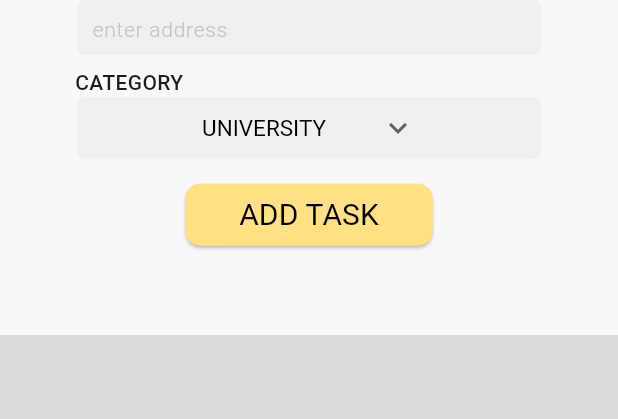
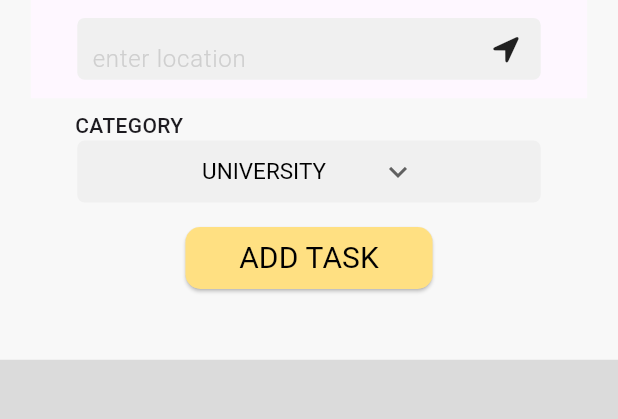
Before and after one commit to tri27pham/dissertation, a Flutter app: the AddTaskPopUp widget shown alone on an empty page, opened directly, on a phone screen of 412 x 824 dp, the part 592-1011 px from its top. Run offline on Flutter 3.47's test engine with Material 3 defaults, Android fonts, the phone set to English and light mode, and no system bars; drawn by our look-alikes of flutter_advanced_switch; our stand-ins replace geocoding; missing offline and left inert: dart:ffi.

Commit message:
adding tasks almost done

```diff
--- a/task_allocation_app/lib/addTaskPopUp.dart
+++ b/task_allocation_app/lib/addTaskPopUp.dart
@@ -2,6 +2,15 @@ import 'package:flutter/cupertino.dart';
 import 'package:flutter/material.dart';
 import 'package:flutter_advanced_switch/flutter_advanced_switch.dart';
 import 'task.dart';
+import 'locationSearch.dart';
+import 'dart:convert';
+import 'dart:ffi';
+
+import 'package:flutter/material.dart';
+import 'package:geocoding/geocoding.dart';
+import 'package:http/http.dart' as http;
+import 'package:uuid/data.dart';
+import 'package:uuid/uuid.dart';
 
 class AddTaskPopUp extends StatefulWidget {
   const AddTaskPopUp({super.key});
@@ -70,13 +79,68 @@ class _AddTaskPopUpState extends State<AddTaskPopUp> {
         _selectedMinutes,
         _priority,
         [],
-        _addressLine1FieldController.text,
-        // _cityFieldController.text,
-        // _areaNameFieldController.text,
-        // _areaCodeFieldController.text,
+        _locationController.text,
+        longitude,
+        latitude,
         _categoryValue,
         categories[_categoryValue]);
     return newTask;
+  }
+
+  final TextEditingController _locationController = TextEditingController();
+
+  String latitude = "";
+  String longitude = "";
+
+  String sessionToken = '89025';
+
+  var uuid = Uuid();
+
+  List<dynamic> places = [];
+
+  void makeSuggestion(String input) async {
+    String apiKey = 'AIzaSyBaLZBGSMsZppfhtF8lu0IGvJ7Wpfg5294';
+    String url = 'https://maps.googleapis.com/maps/api/place/autocomplete/json';
+    String request = '$url?input=$input&key=$apiKey&sessiontoken=$sessionToken';
+
+    var response = await http.get(Uri.parse(request));
+
+    var responseData = response.body.toString();
+
+    print("test");
+    print(responseData);
+    print("test");
+
+    if (response.statusCode == 200) {
+      setState(() {
+        places = jsonDecode(responseData)['predictions'];
+      });
+    } else {
+      throw Exception('FAILED');
+    }
+  }
+
+  void onModify() {
+    if (_locationController.text.isEmpty) {
+      setState(() {
+        places.clear(); // Empty the places list
+      });
+      return; // Exit the method early if the controller is empty
+    }
+    if (sessionToken == null) {
+      setState(() {
+        sessionToken = uuid.v4();
+      });
+    }
+    makeSuggestion(_locationController.text);
+  }
+
+  @override
+  void initState() {
+    super.initState();
+    _locationController.addListener(() {
+      onModify();
+    });
   }
 
   @override
@@ -84,10 +148,13 @@ class _AddTaskPopUpState extends State<AddTaskPopUp> {
     return GestureDetector(
       onTap: () {
         FocusScope.of(context).unfocus(); // Remove focus from any text fields
+        setState(() {
+          places.clear();
+        });
         // HiddenButtonContainerState().toggleButtonVisibility();
       },
       child: Container(
-        height: MediaQuery.of(context).size.height * 0.75,
+        height: MediaQuery.of(context).size.height * 0.77,
         width: MediaQuery.of(context).size.width,
         decoration: BoxDecoration(
           color: Color.fromARGB(255, 248, 248, 248),
@@ -650,131 +717,48 @@ class _AddTaskPopUpState extends State<AddTaskPopUp> {
                       ],
                     ),
                   ),
-                  Center(
-                      child: Column(
-                    children: [
-                      Container(
-                        height: MediaQuery.of(context).size.height * 0.045,
-                        width: MediaQuery.of(context).size.width * 0.75,
-                        decoration: BoxDecoration(
-                          color: Color.fromARGB(255, 240, 240, 240),
-                          borderRadius: BorderRadius.circular(
-                              5), // Adjust the radius as needed
-                        ),
-                        child: Transform.translate(
-                          offset: Offset(
-                              0, -2), // Adjust the vertical offset as needed
-                          child: TextField(
-                            controller: _addressLine1FieldController,
-                            readOnly: !_hasLocationController.value,
-                            decoration: InputDecoration(
-                              hintText: "enter address",
-                              hintStyle: TextStyle(
-                                fontSize: 14,
-                                color: const Color.fromARGB(255, 196, 196, 196),
-                                fontWeight: FontWeight.w300,
-                              ),
-                              border: InputBorder.none,
-                              contentPadding: EdgeInsets.all(10),
-                            ),
-                          ),
-                        ),
-                      ),
-                      //   SizedBox(
-                      //     height: MediaQuery.of(context).size.height * 0.01,
-                      //   ),
-                      //   Container(
-                      //     height: MediaQuery.of(context).size.height * 0.045,
-                      //     width: MediaQuery.of(context).size.width * 0.75,
-                      //     decoration: BoxDecoration(
-                      //       color: Color.fromARGB(255, 240, 240, 240),
-                      //       borderRadius: BorderRadius.circular(
-                      //           5), // Adjust the radius as needed
-                      //     ),
-                      //     child: Transform.translate(
-                      //       offset: Offset(
-                      //           0, -2), // Adjust the vertical offset as needed
-                      //       child: TextField(
-                      //         controller: _cityFieldController,
-                      //         readOnly: !_hasLocationController.value,
-                      //         decoration: InputDecoration(
-                      //           hintText: "city",
-                      //           hintStyle: TextStyle(
-                      //             fontSize: 14,
-                      //             color: const Color.fromARGB(255, 196, 196, 196),
-                      //             fontWeight: FontWeight.w300,
+                  LocationSearchBar(),
+                  // Center(
+                  //     child: Column(
+                  //   children: [
+                  //     Container(
+                  //       height: MediaQuery.of(context).size.height * 0.045,
+                  //       width: MediaQuery.of(context).size.width * 0.75,
+                  //       decoration: BoxDecoration(
+                  //         color: Color.fromARGB(255, 240, 240, 240),
+                  //         borderRadius: BorderRadius.circular(
+                  //             5), // Adjust the radius as needed
+                  //       ),
+                  //       child: Transform.translate(
+                  //         offset: Offset(
+                  //             0, -2), // Adjust the vertical offset as needed
+                  //         child: TextField(
+                  //           controller: _addressLine1FieldController,
+                  //           readOnly: !_hasLocationController.value,
+                  //           decoration: InputDecoration(
+                  //             hintText: "enter address",
+                  //             hintStyle: TextStyle(
+                  //               fontSize: 14,
+                  //               color: const Color.fromARGB(255, 196, 196, 196),
+                  //               fontWeight: FontWeight.w300,
+                  //             ),
+                  //             border: InputBorder.none,
+                  //             contentPadding: EdgeInsets.all(10),
                   //           ),
-                      //           border: InputBorder.none,
-                      //           contentPadding: EdgeInsets.all(10),
                   //         ),
                   //       ),
                   //     ),
-                      //   ),
-                      //   SizedBox(
-                      //     height: MediaQuery.of(context).size.height * 0.01,
-                      //   ),
-                      //   Container(
-                      //     height: MediaQuery.of(context).size.height * 0.045,
-                      //     width: MediaQuery.of(context).size.width * 0.75,
-                      //     decoration: BoxDecoration(
-                      //       color: Color.fromARGB(255, 240, 240, 240),
-                      //       borderRadius: BorderRadius.circular(
-                      //           5), // Adjust the radius as needed
-                      //     ),
-                      //     child: Transform.translate(
-                      //       offset: Offset(
-                      //           0, -2), // Adjust the vertical offset as needed
-                      //       child: TextField(
-                      //         controller: _areaNameFieldController,
-                      //         readOnly: !_hasLocationController.value,
-                      //         decoration: InputDecoration(
-                      //           hintText: "county/state",
-                      //           hintStyle: TextStyle(
-                      //             fontSize: 14,
-                      //             color: const Color.fromARGB(255, 196, 196, 196),
-                      //             fontWeight: FontWeight.w300,
-                      //           ),
-                      //           border: InputBorder.none,
-                      //           contentPadding: EdgeInsets.all(10),
-                      //         ),
-                      //       ),
-                      //     ),
-                      //   ),
-                      //   SizedBox(
-                      //     height: MediaQuery.of(context).size.height * 0.01,
-                      //   ),
-                      //   Container(
-                      //     height: MediaQuery.of(context).size.height * 0.045,
-                      //     width: MediaQuery.of(context).size.width * 0.75,
-                      //     decoration: BoxDecoration(
-                      //       color: Color.fromARGB(255, 240, 240, 240),
-                      //       borderRadius: BorderRadius.circular(
-                      //           5), // Adjust the radius as needed
-                      //     ),
-                      //     child: Transform.translate(
-                      //       offset: Offset(
-                      //           0, -2), // Adjust the vertical offset as needed
-                      //       child: TextField(
-                      //         controller: _areaCodeFieldController,
-                      //         readOnly: !_hasLocationController.value,
-                      //         decoration: InputDecoration(
-                      //           hintText: "postcode/zipcode",
-                      //           hintStyle: TextStyle(
-                      //             fontSize: 14,
-                      //             color: const Color.fromARGB(255, 196, 196, 196),
-                      //             fontWeight: FontWeight.w300,
-                      //           ),
-                      //           border: InputBorder.none,
-                      //           contentPadding: EdgeInsets.all(10),
-                      //         ),
-                      //       ),
-                      //     ),
-                      //   ),
-                    ],
-                  )),
+                  //   ],
+                  // )),
                 ],
               ),
             ),
+            Stack(
+              children: [
+                if (places.length == 0)
+                  Container(
+                    child: Column(
+                      children: [
                         SizedBox(
                           height: MediaQuery.of(context).size.height * 0.01,
                         ),
@@ -794,15 +778,18 @@ class _AddTaskPopUpState extends State<AddTaskPopUp> {
                               ),
                               Center(
                                 child: Container(
-                      height: MediaQuery.of(context).size.height * 0.05,
-                      width: MediaQuery.of(context).size.width * 0.75,
+                                  height:
+                                      MediaQuery.of(context).size.height * 0.05,
+                                  width:
+                                      MediaQuery.of(context).size.width * 0.75,
                                   decoration: BoxDecoration(
                                     color: Color.fromARGB(255, 240, 240, 240),
-                        borderRadius:
-                            BorderRadius.circular(5), // Set the radius to 5
+                                    borderRadius: BorderRadius.circular(
+                                        5), // Set the radius to 5
                                   ),
                                   child: Row(
-                        mainAxisAlignment: MainAxisAlignment.spaceEvenly,
+                                    mainAxisAlignment:
+                                        MainAxisAlignment.spaceEvenly,
                                     children: [
                                       DropdownButton<int>(
                                         value: _categoryValue,
@@ -827,7 +814,8 @@ class _AddTaskPopUpState extends State<AddTaskPopUp> {
                                           fontWeight: FontWeight.w400,
                                           color: Colors.black,
                                         ),
-                            icon: const Icon(Icons.keyboard_arrow_down),
+                                        icon: const Icon(
+                                            Icons.keyboard_arrow_down),
                                         borderRadius: BorderRadius.circular(10),
                                         underline: Container(),
                                       ),
@@ -851,13 +839,16 @@ class _AddTaskPopUpState extends State<AddTaskPopUp> {
                                 Navigator.pop(context, newTask);
                               },
                               style: ButtonStyle(
-                    shape: MaterialStateProperty.all<OutlinedBorder>(
+                                shape:
+                                    MaterialStateProperty.all<OutlinedBorder>(
                                   RoundedRectangleBorder(
-                        borderRadius: BorderRadius.circular(10), // No rounding
+                                    borderRadius: BorderRadius.circular(
+                                        10), // No rounding
                                   ),
                                 ),
                                 backgroundColor:
-                        MaterialStateProperty.all<Color>(Colors.amber.shade200),
+                                    MaterialStateProperty.all<Color>(
+                                        Colors.amber.shade200),
                               ),
                               child: Text(
                                 "ADD TASK",
@@ -873,10 +864,113 @@ class _AddTaskPopUpState extends State<AddTaskPopUp> {
                       ],
                     ),
                   ),
+                LocationSearchResults(),
+              ],
+            ),
+          ],
+        ),
+      ),
     );
   }
 
   Widget priorityOption(String text) => Container(
         child: Text(text),
       );
+
+  Widget LocationSearchBar() => Material(
+          child: Container(
+        height: MediaQuery.of(context).size.height * 0.08,
+        width: MediaQuery.of(context).size.width * 0.9,
+        child: Center(
+            child: Container(
+          height: MediaQuery.of(context).size.height * 0.05,
+          width: MediaQuery.of(context).size.width * 0.75,
+          decoration: BoxDecoration(
+            color: Color.fromARGB(255, 240, 240, 240),
+            borderRadius:
+                BorderRadius.circular(5), // Adjust the radius as needed
+          ),
+          child: Row(
+            mainAxisAlignment: MainAxisAlignment.spaceBetween,
+            crossAxisAlignment: CrossAxisAlignment.center,
+            children: [
+              Expanded(
+                flex: 85,
+                child: Padding(
+                  padding: EdgeInsets.symmetric(
+                    horizontal: 10,
+                  ),
+                  child: Transform.translate(
+                    offset: Offset(0, 4),
+                    child: TextFormField(
+                      controller: _locationController,
+                      decoration: InputDecoration(
+                        hintText: "enter location",
+                        hintStyle: TextStyle(
+                            color: Color.fromARGB(255, 207, 207, 207),
+                            fontWeight: FontWeight.w300),
+                        border: InputBorder.none,
+                      ),
+                    ),
+                  ),
+                ),
+              ),
+              Expanded(
+                flex: 15,
+                child: Icon(
+                  CupertinoIcons.location_fill,
+                  size: 20,
+                ),
+              ),
+            ],
+          ),
+        )),
+      ));
+
+  Widget LocationSearchResults() {
+    if (places.isEmpty) {
+      return Container();
+    } else {
+      return Center(
+        child: Container(
+          height: MediaQuery.of(context).size.height * 0.15,
+          width: MediaQuery.of(context).size.width * 0.75,
+          child: ListView.builder(
+              itemCount: places.length,
+              itemBuilder: (context, index) {
+                return Container(
+                  color: Colors.white,
+                  height: MediaQuery.of(context).size.height *
+                      0.05, // Specify the desired height
+                  width: MediaQuery.of(context).size.width, // Use full width
+                  child: ListTile(
+                    onTap: () async {
+                      List<Location> locations = await locationFromAddress(
+                          places[index]['description']);
+                      latitude = locations.last.latitude.toString();
+                      longitude = locations.last.longitude.toString();
+                      setState(() {
+                        _locationController.text = places[index]['description'];
+                      });
+                      setState(() {
+                        places.clear(); // Clear the places list
+                      });
+                    },
+                    title: Text(places[index]['description']),
+                  ),
+                );
+              }),
+        ),
+      );
     }
+  }
+}
+
+// class LocationSearch extends StatefulWidget {
+//   // const LocationSearch({super.key});
+
+//   @override
+//   State<LocationSearch> createState() => _LocationSearchState();
+// }
+
+// class _LocationSearchState extends State<LocationSearch> {
--- a/task_allocation_app/lib/main.dart
+++ b/task_allocation_app/lib/main.dart
@@ -2,6 +2,7 @@ import 'package:flutter/material.dart';
 import 'addTasks.dart';
 import 'viewTasks.dart';
 import 'homepage.dart';
+import 'locationSearch.dart';
 
 void main() {
   runApp(const MyApp());
--- a/task_allocation_app/lib/task.dart
+++ b/task_allocation_app/lib/task.dart
@@ -4,10 +4,9 @@ class Task {
   final int minutes;
   final int priority;
   final List<int> priorTasks;
-  final String location;
-  // final String city;
-  // final String areaName;
-  // final String areaCode;
+  final String locationName;
+  final String locationLongitude;
+  final String locationLatitude;
   final int category;
   final String categoryName;
 
@@ -17,10 +16,9 @@ class Task {
       this.minutes,
       this.priority,
       this.priorTasks,
-      this.location,
-      // this.city,
-      // this.areaName,
-      // this.areaCode,
+      this.locationName,
+      this.locationLongitude,
+      this.locationLatitude,
       this.category,
       this.categoryName);
 
@@ -30,10 +28,9 @@ class Task {
     print(minutes);
     print(priority);
     print(priorTasks);
-    print(location);
-    // print(city);
-    // print(areaName);
-    // print(areaCode);
+    print(locationName);
+    print(locationLongitude);
+    print(locationLatitude);
     print(category);
   }
 
--- a/task_allocation_app/pubspec.yaml
+++ b/task_allocation_app/pubspec.yaml
@@ -38,6 +38,8 @@ dependencies:
   # Use with the CupertinoIcons class for iOS style icons.
   cupertino_icons: ^1.0.2
   geocoding: ^2.1.1
+  http: ^1.2.0
+  uuid: ^4.3.3
 
 dev_dependencies:
   flutter_test:
```
Also changed, not shown: task_allocation_app/lib/locationSearch.dart (added, +127 -0 lines), task_allocation_app/lib/navbar.dart (+4 -4 lines), task_allocation_app/lib/taskWidget.dart (+9 -1 lines), task_allocation_app/pubspec.lock. Lines whose indentation alone changed are shown as unchanged.
